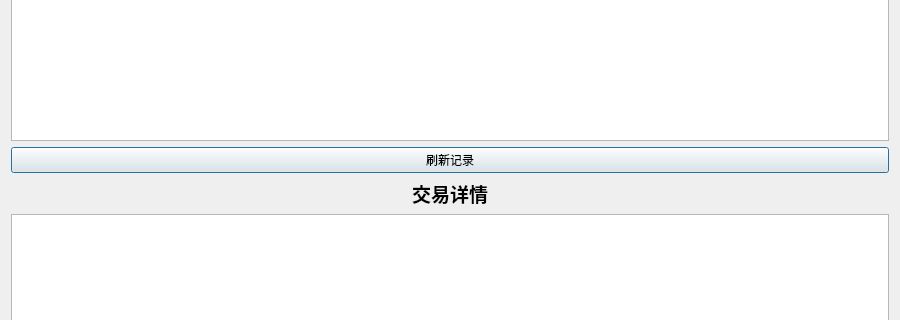
CryingObsidian-CO/SalesSystem, file qt/historydialog.ui: the form before one commit; both pictures show x 0 to 900 and y 192 to 512 of the 900 by 700 pixel window.
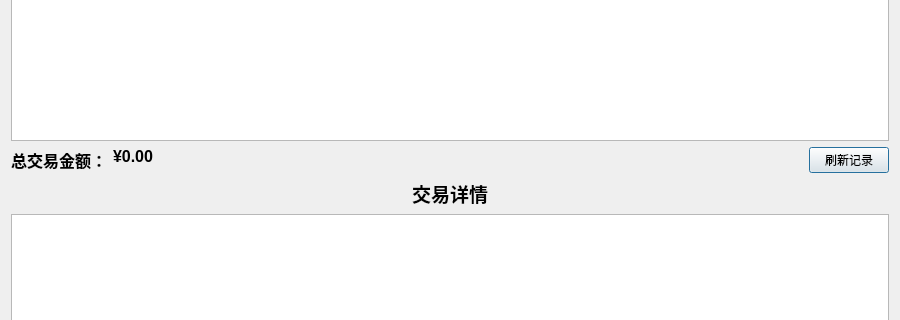
The form after the commit.

The edit to the form file:
```diff
--- a/qt/historydialog.ui
+++ b/qt/historydialog.ui
@@ -48,11 +48,59 @@
     </widget>
    </item>
    <item>
-    <widget class="QPushButton" name="refreshButton">
-     <property name="text">
-      <string>刷新记录</string>
-     </property>
-    </widget>
+    <layout class="QHBoxLayout" name="totalLayout">
+     <item>
+      <widget class="QLabel" name="totalLabel">
+       <property name="text">
+        <string>总交易金额：</string>
+       </property>
+       <property name="font">
+        <font>
+         <pointsize>12</pointsize>
+         <weight>75</weight>
+         <bold>true</bold>
+        </font>
+       </property>
+      </widget>
+     </item>
+     <item>
+      <widget class="QLabel" name="totalAmountLabel">
+       <property name="text">
+        <string>¥0.00</string>
+       </property>
+       <property name="font">
+        <font>
+         <pointsize>12</pointsize>
+         <weight>75</weight>
+         <bold>true</bold>
+        </font>
+       </property>
+       <property name="alignment">
+        <set>Qt::AlignLeft</set>
+       </property>
+      </widget>
+     </item>
+     <item>
+      <spacer name="horizontalSpacer">
+       <property name="orientation">
+        <enum>Qt::Horizontal</enum>
+       </property>
+       <property name="sizeHint" stdset="0">
+        <size>
+         <width>40</width>
+         <height>20</height>
+        </size>
+       </property>
+      </spacer>
+     </item>
+     <item>
+      <widget class="QPushButton" name="refreshButton">
+       <property name="text">
+        <string>刷新记录</string>
+       </property>
+      </widget>
+     </item>
+    </layout>
    </item>
    <item>
     <widget class="QLabel" name="detailLabel">
```
